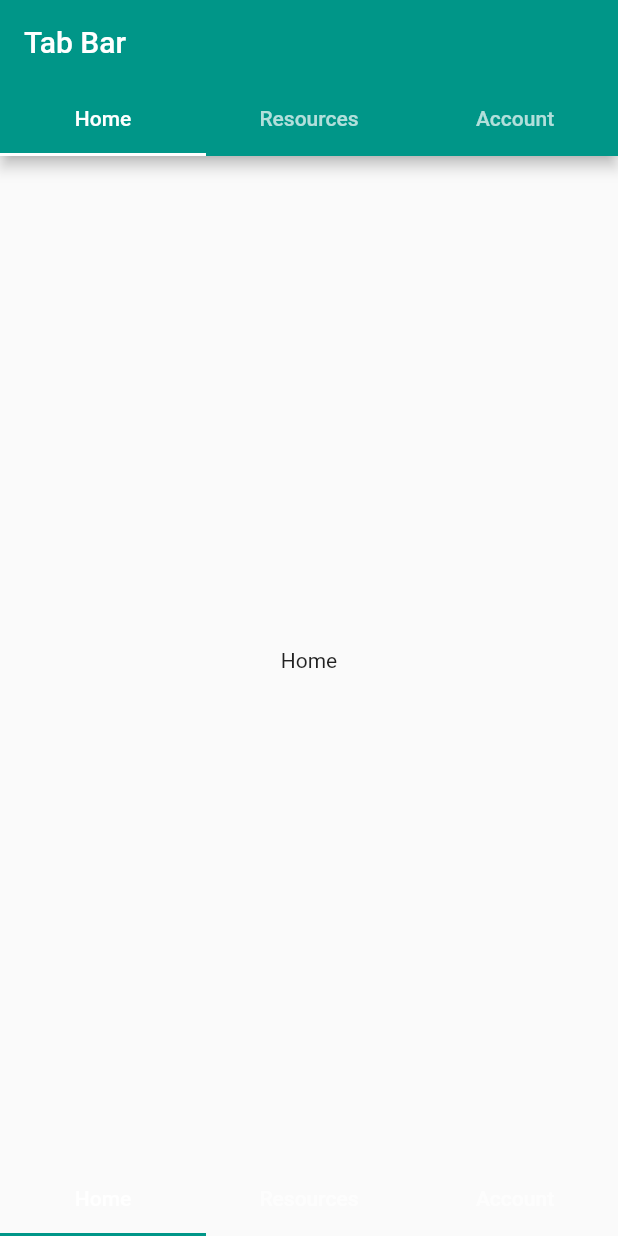
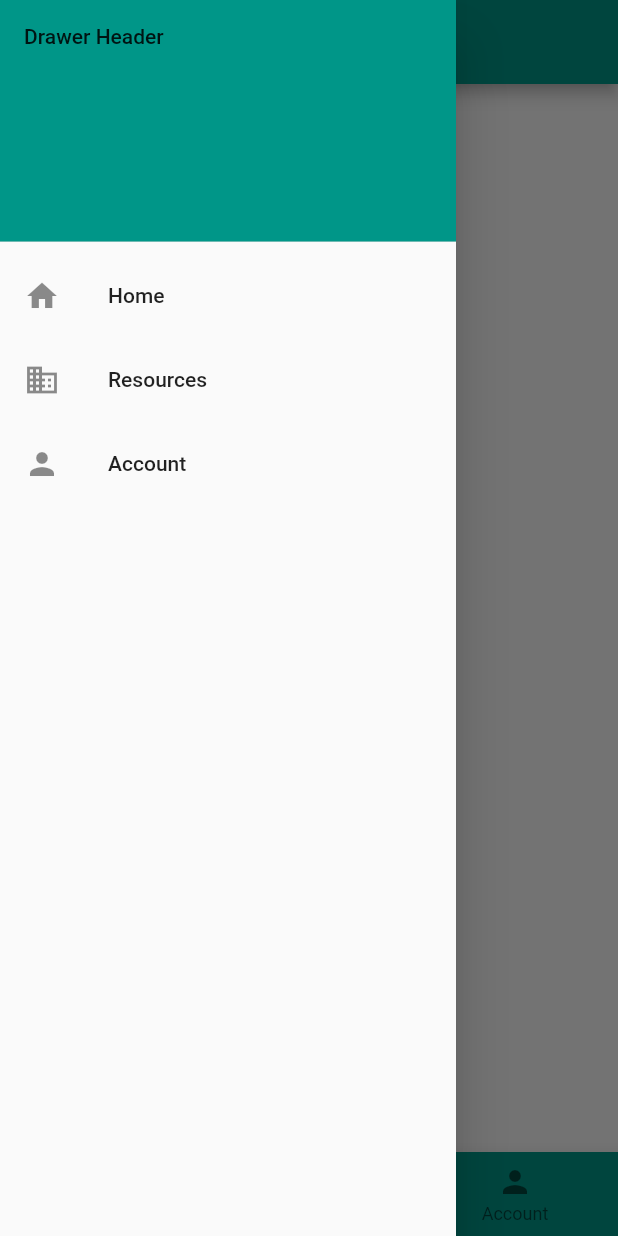
Before and after one commit to juandozuna/flutter-course, a Flutter app: the screen it shows after launch, with the side drawer open (before the commit the screen has no drawer), on a phone screen of 412 x 824 dp. Run offline on Flutter 3.47's test engine with Material 2 defaults, Android fonts, the phone set to English and light mode, and no system bars; our stand-ins replace device_preview, equatable, form_field_validator, get_it, sqflite, tinycolor2; accounts and stored records are empty.

Commit message:
Added drawer
Signed-off-by: Juan Daniel Ozuna <juandanielozuna2@gmail.com>

```diff
--- a/section_5/lib/main.dart
+++ b/section_5/lib/main.dart
@@ -1,6 +1,5 @@
 import 'package:flutter/material.dart';
 import 'package:section_5/pages/navigation_page.dart';
-import 'package:section_5/pages/tab_bar_page.dart';
 
 void main() {
   runApp(const MyApp());
@@ -21,7 +20,7 @@ class MyApp extends StatelessWidget {
           selectedItemColor: Colors.white,
         ),
       ),
-      home: const TabBarPage(),
+      home: const NavigationPage(),
     );
   }
 }
--- a/section_5/lib/pages/navigation_page.dart
+++ b/section_5/lib/pages/navigation_page.dart
@@ -1,5 +1,6 @@
 import 'package:flutter/material.dart';
 import 'package:section_5/widgets/CustomAppBar.dart';
+import 'package:section_5/widgets/app_drawer.dart';
 
 class NavigationPage extends StatelessWidget {
   const NavigationPage({Key? key}) : super(key: key);
@@ -10,6 +11,7 @@ class NavigationPage extends StatelessWidget {
       appBar: const CustomAppBar(
         title: 'Main Nav',
       ),
+      drawer: const AppDrawer(),
       bottomNavigationBar: BottomNavigationBar(
         items: const <BottomNavigationBarItem>[
           BottomNavigationBarItem(
--- /dev/null
+++ b/section_5/lib/widgets/app_drawer.dart
@@ -0,0 +1,42 @@
+import 'package:flutter/material.dart';
+
+class AppDrawer extends StatelessWidget {
+  const AppDrawer({Key? key}) : super(key: key);
+
+  @override
+  Widget build(BuildContext context) {
+    return Drawer(
+      child: ListView(
+        children: <Widget>[
+          const DrawerHeader(
+            decoration: BoxDecoration(
+              color: Colors.teal,
+            ),
+            child: Text('Drawer Header'),
+          ),
+          ListTile(
+            leading: const Icon(Icons.home),
+            title: const Text('Home'),
+            onTap: () {
+              Navigator.pop(context);
+            },
+          ),
+          ListTile(
+            leading: const Icon(Icons.business),
+            title: const Text('Resources'),
+            onTap: () {
+              Navigator.pop(context);
+            },
+          ),
+          ListTile(
+            leading: const Icon(Icons.person),
+            title: const Text('Account'),
+            onTap: () {
+              Navigator.pop(context);
+            },
+          ),
+        ],
+      ),
+    );
+  }
+}
```
